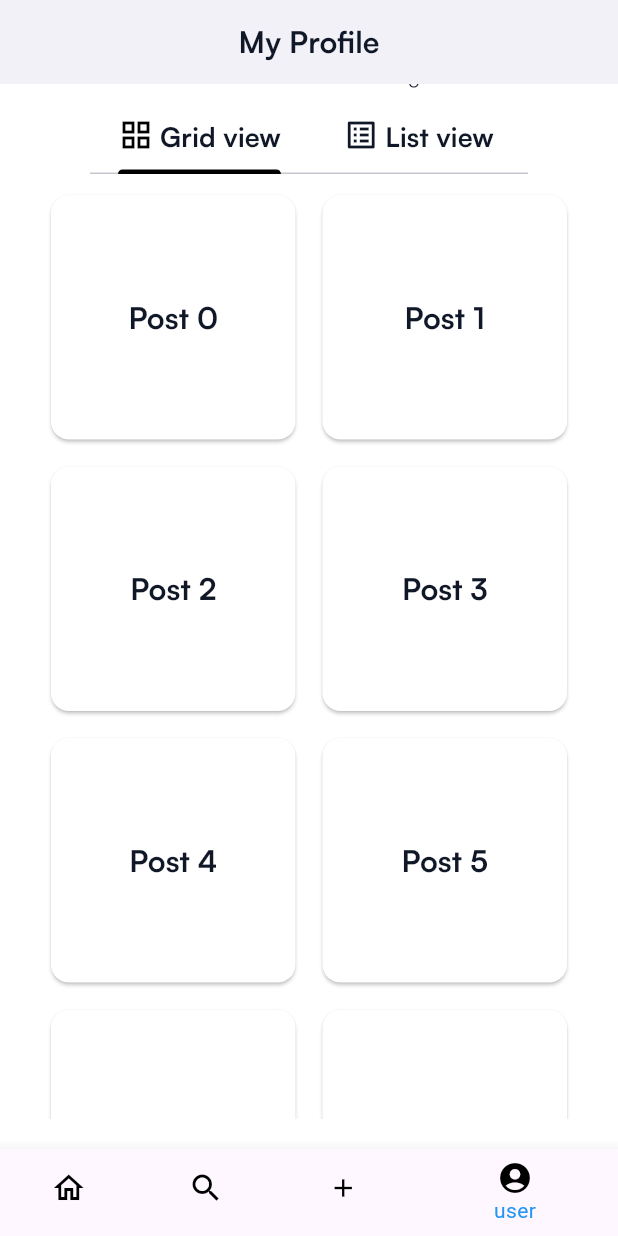
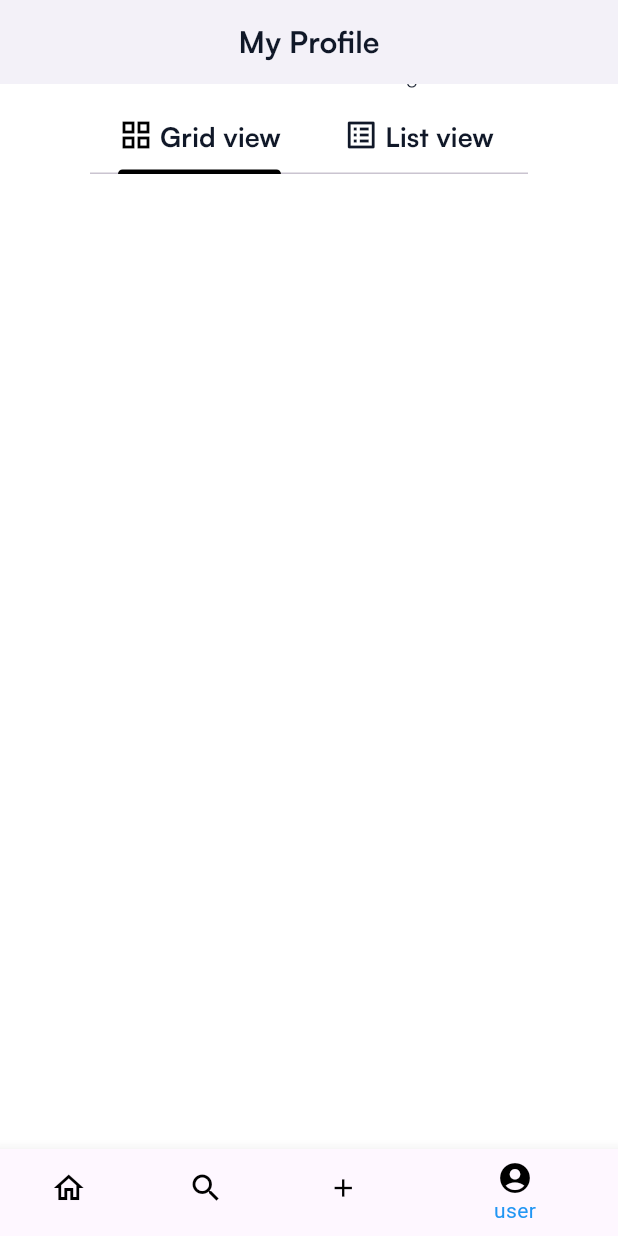
Before and after one commit to farhan-hasan/SnapShareOrange, a Flutter app: the MainBottomNavBarScreen screen opened directly, item 4 of the bottom bar chosen, scrolled down 88 dp, on a phone screen of 412 x 824 dp. Run offline on Flutter 3.47's test engine with Material 3 defaults, Android fonts, the phone set to English and light mode, and no system bars; our stand-ins replace cloud_firestore, firebase_auth, firebase_core; accounts and stored records are empty.

Commit message:
KAN-11: Added profile info section backend KAN-12: Added posts section backend
Note: image implementation remaining.

```diff
--- a/lib/app.dart
+++ b/lib/app.dart
@@ -124,7 +124,7 @@ class SnapShare extends StatelessWidget {
         inputDecorationTheme: lightInputDecorationTheme,
         //  useMaterial3: true,
       ),
-      home: const MainBottomNavBarScreen(),
+      home: const LogInScreen(),
     );
   }
 }
--- a/lib/data/models/user_info_model.dart
+++ b/lib/data/models/user_info_model.dart
@@ -2,13 +2,17 @@ class UserInfoModel {
   final String id;
   final String name;
   final String email;
+  final int followers;
+  final int following;
 
-  UserInfoModel({required this.id, required this.name, required this.email});
+  UserInfoModel({required this.id, required this.name, required this.email,required this.followers,required this.following});
   Map<String, dynamic> toMap() {
     return {
       'id': id,
       'name': name,
       'email': email,
+      'followers': followers,
+      'following': following,
     };
   }
 
@@ -17,6 +21,8 @@ class UserInfoModel {
       id: userDetails['id'],
       name: userDetails['name'],
       email: userDetails['email'],
+      followers: userDetails['followers'],
+      following: userDetails['following'],
     );
   }
 }
--- /dev/null
+++ b/lib/data/models/user_posts_model.dart
@@ -0,0 +1,33 @@
+import 'package:cloud_firestore/cloud_firestore.dart';
+
+class UserPostsModel {
+  final Timestamp date;
+  final int likes;
+  final String location;
+  final String music;
+  final String caption;
+  final String image;
+
+  UserPostsModel({required this.image, required this.caption, required this.date,required  this.likes,required  this.location,required  this.music});
+  Map<String, dynamic> toMap() {
+    return {
+      'date': date,
+      'likes': likes,
+      'location': location,
+      'music': music,
+      'caption': caption,
+      'image': image,
+    };
+  }
+
+  factory UserPostsModel.fromMap(Map<String, dynamic> userPostsDetails) {
+    return UserPostsModel(
+      music: userPostsDetails['music'],
+      location: userPostsDetails['location'],
+      likes: userPostsDetails['likes'],
+      date: userPostsDetails['date'],
+      caption: userPostsDetails['caption'],
+      image: userPostsDetails['image'],
+    );
+  }
+}
--- a/lib/data/services/database.dart
+++ b/lib/data/services/database.dart
@@ -16,4 +16,5 @@ class Database {
       return UserInfoModel.fromMap(doc.data());
     }).toList();
   }
+
 }
--- a/lib/data/services/fire_base_auth.dart
+++ b/lib/data/services/fire_base_auth.dart
@@ -10,7 +10,7 @@ class FireBaseAuth {
     String userId = userCredential.user!.uid;
 
     UserInfoModel userInfo =
-        UserInfoModel(id: userId, name: name, email: email);
+        UserInfoModel(id: userId, name: name, email: email,followers: 0,following: 0);
 
     await Database.addUserDetails(userInfo, userId);
   }
--- /dev/null
+++ b/lib/data/utils.dart
@@ -0,0 +1,3 @@
+class Utils {
+  static String userId = "";
+}
--- a/lib/presentation/screens/main_bottom_nav_bar_screen.dart
+++ b/lib/presentation/screens/main_bottom_nav_bar_screen.dart
@@ -1,6 +1,12 @@
+
+import 'package:cloud_firestore/cloud_firestore.dart';
+import 'package:firebase_auth/firebase_auth.dart';
 import 'package:flutter/material.dart';
 import 'package:snap_share_orange/app.dart';
 import 'package:snap_share_orange/presentation/screens/user_profile_screen.dart';
+
+import '../../data/utils.dart';
+import '../widgets/scaffold_message.dart';
 
 class MainBottomNavBarScreen extends StatefulWidget {
   const MainBottomNavBarScreen({super.key});
@@ -11,6 +17,35 @@ class MainBottomNavBarScreen extends StatefulWidget {
 
 class _MainBottomNavBarScreenState extends State<MainBottomNavBarScreen> {
   int _selectedIndex = 0;
+  bool isLoading = false;
+
+  @override
+  void initState() {
+    fetchData();
+    super.initState();
+  }
+
+  Future<void> fetchData() async {
+    isLoading = true;
+    setState(() {});
+    getUserKey();
+    isLoading = false;
+    setState(() {});
+  }
+
+  Future<void> getUserKey() async {
+    final FirebaseAuth _auth = FirebaseAuth.instance;
+    final FirebaseFirestore _firestore = FirebaseFirestore.instance;
+    User? user = _auth.currentUser;
+
+    if (user == null) {
+      ScaffoldMessage.showScafflodMessage(
+          context, 'No user is currently logged in.', Colors.blueAccent);
+      return;
+    }
+
+    Utils.userId = user.uid;
+  }
 
   final List<Widget> _screens = [
     const HomePage(),
@@ -19,6 +54,7 @@ class _MainBottomNavBarScreenState extends State<MainBottomNavBarScreen> {
     const UserProfileScreen(),
   ];
 
+
   void _onItemTapped(int index) {
     _selectedIndex = index;
     setState(() {});
@@ -26,7 +62,9 @@ class _MainBottomNavBarScreenState extends State<MainBottomNavBarScreen> {
 
   @override
   Widget build(BuildContext context) {
-    return Scaffold(
+    return
+      isLoading ? const Center(child: CircularProgressIndicator(),) :
+      Scaffold(
       body: _screens[_selectedIndex],
       bottomNavigationBar: BottomNavigationBar(
         items: const <BottomNavigationBarItem>[
@@ -64,4 +102,6 @@ class _MainBottomNavBarScreenState extends State<MainBottomNavBarScreen> {
       ),
     );
   }
+
+
 }
--- a/lib/presentation/screens/user_profile_screen.dart
+++ b/lib/presentation/screens/user_profile_screen.dart
@@ -1,6 +1,14 @@
-import 'package:flutter/cupertino.dart';
+import 'dart:developer';
+
+import 'package:cloud_firestore/cloud_firestore.dart';
+import 'package:firebase_auth/firebase_auth.dart';
 import 'package:flutter/material.dart';
-import 'package:flutter/painting.dart';
+import 'package:snap_share_orange/data/models/user_posts_model.dart';
+import 'package:snap_share_orange/data/services/database.dart';
+import 'package:snap_share_orange/presentation/widgets/scaffold_message.dart';
+
+import '../../data/models/user_info_model.dart';
+import '../../data/utils.dart';
 
 class UserProfileScreen extends StatefulWidget {
   const UserProfileScreen({super.key});
@@ -10,10 +18,79 @@ class UserProfileScreen extends StatefulWidget {
 }
 
 class _UserProfileScreenState extends State<UserProfileScreen> {
+  late List<UserInfoModel> userDetails;
+  late List<UserPostsModel> userPosts;
+  UserInfoModel currentUserDetail = UserInfoModel(id: "id", name: "name", email: "email", followers: 0, following: 0);
+  bool isLoading = false;
+  final FirebaseFirestore _firestore = FirebaseFirestore.instance;
+
+  @override
+  void initState() {
+    fetchProfileData();
+    super.initState();
+  }
+
+  Future<void> fetchProfileData() async {
+    isLoading = true;
+    setState(() {});
+    await getUserDetails();
+    await getUserPosts();
+    isLoading = false;
+    setState(() {});
+  }
+
+  Future<void> getUserDetails() async {
+
+    QuerySnapshot querySnapshot = await _firestore
+        .collection('users')
+        .where('id', isEqualTo: Utils.userId)
+        .limit(1)
+        .get();
+    if (querySnapshot.docs.isEmpty) {
+      if(mounted) {
+        ScaffoldMessage.showScafflodMessage(
+            context, 'No document found for the logged-in user.',
+            Colors.blueAccent);
+      }
+      return;
+    }
+
+    userDetails = await Database.getAllUserDetails();
+    for(UserInfoModel detail in userDetails) {
+      if(detail.id == Utils.userId) {
+        currentUserDetail = detail;
+        return;
+      }
+    }
+  }
+
+  Future<void> getUserPosts() async {
+    QuerySnapshot<Map<String, dynamic>> snapshot = await _firestore
+        .collection('users') // Parent collection
+        .doc(Utils.userId) // Document ID
+        .collection('posts') // Subcollection
+        .orderBy('date', descending: true) // Optional: order by timestamp
+        .get();
+    userPosts = snapshot.docs.map((doc) {
+      return UserPostsModel.fromMap(doc.data());
+    }).toList();
+
+    for(UserPostsModel model in userPosts) {
+      log(model.caption);
+      log(model.location);
+      log(model.date.toString());
+      log(model.likes.toString());
+    }
+
+  }
+
   @override
   Widget build(BuildContext context) {
+
     final textTheme = Theme.of(context).textTheme;
-    return DefaultTabController(
+    return
+      isLoading ? const Center(child: CircularProgressIndicator(),) :
+      DefaultTabController(
       length: 2,
       child: Scaffold(
         appBar: AppBar(
@@ -26,7 +103,17 @@ class _UserProfileScreenState extends State<UserProfileScreen> {
             child: Column(
               children: [
                 buildProfileSection(textTheme),
-                Column(
+                buildPostsSection(textTheme),
+              ],
+            ),
+          ),
+        ),
+      ),
+    );
+  }
+
+  Widget buildPostsSection(TextTheme textTheme) {
+    return Column(
                 children: [
                   TabBar(
                     padding: const EdgeInsets.only(left: 40, right: 40),
@@ -60,39 +147,40 @@ class _UserProfileScreenState extends State<UserProfileScreen> {
                       )
                     ],
                   ),
-                    Container(
+                  SizedBox(
                     height: 630,
                     child: TabBarView(
                       children: [
                         buildGridView(textTheme),
-                          ListView.builder(
-                            itemCount: 20,
+                        buildListView(textTheme),
+                      ],
+                    ),
+                  )
+                ],
+              );
+  }
+
+  Widget buildListView(TextTheme textTheme) {
+    return ListView.builder(
+                          itemCount: userPosts.length,
                           itemBuilder: (context, index) {
                             return SizedBox(
                               height: 100,
                               child: Card(
                                 color: Colors.white,
                                 child: Center(
-                                    child: Text("Post $index", style: textTheme.titleLarge,),
+                                  child: Text(
+                                    userPosts[index].caption,
+                                    style: textTheme.titleLarge,
+                                  ),
                                 ),
                               ),
                             );
                           },
-                          ),
-                        ],
-                      ),
-                    )
-                  ],
-                ),
-              ],
-            ),
-          ),
-        ),
-      ),
                         );
   }
 
-  GridView buildGridView(TextTheme textTheme) {
+  Widget buildGridView(TextTheme textTheme) {
     return GridView.builder(
       gridDelegate: const SliverGridDelegateWithFixedCrossAxisCount(
         crossAxisCount: 2, // Number of columns
@@ -100,13 +188,13 @@ class _UserProfileScreenState extends State<UserProfileScreen> {
         mainAxisSpacing: 10.0, // Space between rows
         childAspectRatio: 1.0, // Aspect ratio of the grid items
       ),
-                          itemCount: 20, // Number of items in the grid
+      itemCount: userPosts.length, // Number of items in the grid
       itemBuilder: (context, index) {
         return Card(
           color: Colors.white,
           child: Center(
             child: Text(
-                                  'Post $index',
+              userPosts[index].caption,
               style: textTheme.titleLarge,
             ),
           ),
@@ -116,7 +204,7 @@ class _UserProfileScreenState extends State<UserProfileScreen> {
     );
   }
 
-  Wrap buildProfileSection(TextTheme textTheme) {
+  Widget buildProfileSection(TextTheme textTheme) {
     return Wrap(
       children: [
         const CircleAvatar(
@@ -135,11 +223,11 @@ class _UserProfileScreenState extends State<UserProfileScreen> {
           crossAxisAlignment: CrossAxisAlignment.start,
           children: [
             Text(
-                        "Ferdous Mondol",
+              currentUserDetail.name,
               style: textTheme.titleLarge,
             ),
             Text(
-                        "@mferdous12",
+              currentUserDetail.email,
               style: textTheme.bodySmall,
             ),
             const SizedBox(
@@ -152,12 +240,10 @@ class _UserProfileScreenState extends State<UserProfileScreen> {
                   text: TextSpan(
                     children: <TextSpan>[
                       TextSpan(
-                                    text: '59',
-                                    style: textTheme.bodySmall?.copyWith(
-                                        fontWeight: FontWeight.bold)),
-                                TextSpan(
-                                    text: ' Post',
-                                    style: textTheme.bodySmall),
+                          text: userPosts.length.toString(),
+                          style: textTheme.bodySmall
+                              ?.copyWith(fontWeight: FontWeight.bold)),
+                      TextSpan(text: ' Post', style: textTheme.bodySmall),
                     ],
                   ),
                 ),
@@ -175,12 +261,10 @@ class _UserProfileScreenState extends State<UserProfileScreen> {
                   text: TextSpan(
                     children: <TextSpan>[
                       TextSpan(
-                                    text: '125',
-                                    style: textTheme.bodySmall?.copyWith(
-                                        fontWeight: FontWeight.bold)),
-                                TextSpan(
-                                    text: ' Following',
-                                    style: textTheme.bodySmall),
+                          text: currentUserDetail.following.toString(),
+                          style: textTheme.bodySmall
+                              ?.copyWith(fontWeight: FontWeight.bold)),
+                      TextSpan(text: ' Following', style: textTheme.bodySmall),
                     ],
                   ),
                 ),
@@ -198,12 +282,10 @@ class _UserProfileScreenState extends State<UserProfileScreen> {
                   text: TextSpan(
                     children: <TextSpan>[
                       TextSpan(
-                                    text: '850',
-                                    style: textTheme.bodySmall?.copyWith(
-                                        fontWeight: FontWeight.bold)),
-                                TextSpan(
-                                    text: ' Follower',
-                                    style: textTheme.bodySmall),
+                          text: currentUserDetail.followers.toString(),
+                          style: textTheme.bodySmall
+                              ?.copyWith(fontWeight: FontWeight.bold)),
+                      TextSpan(text: ' Follower', style: textTheme.bodySmall),
                     ],
                   ),
                 ),
```
Lines whose indentation alone changed are shown as unchanged.
